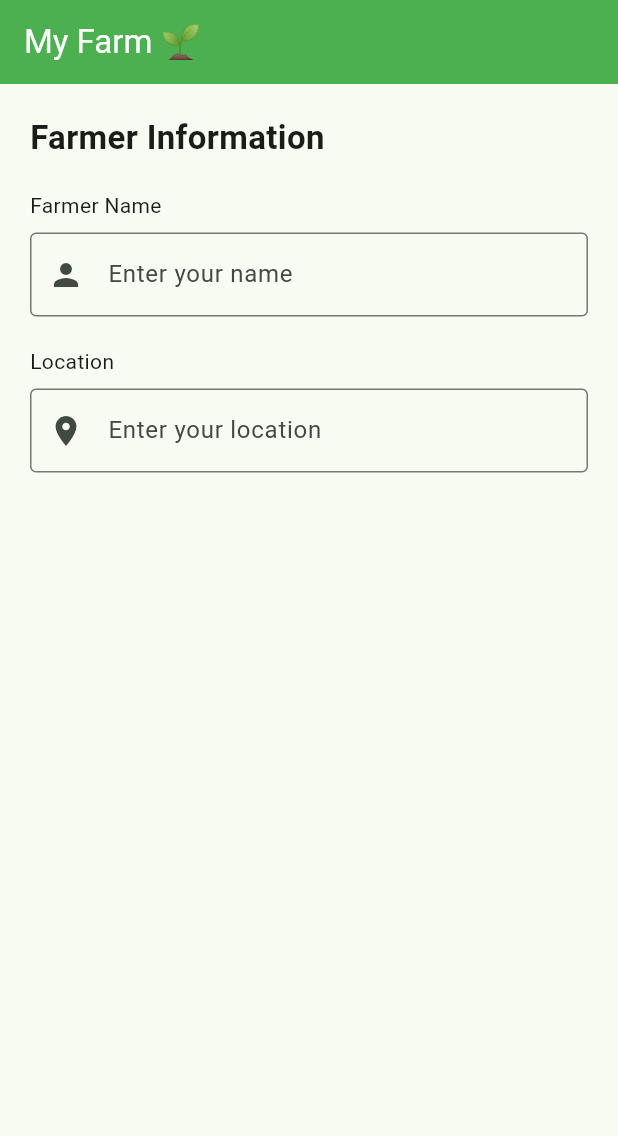
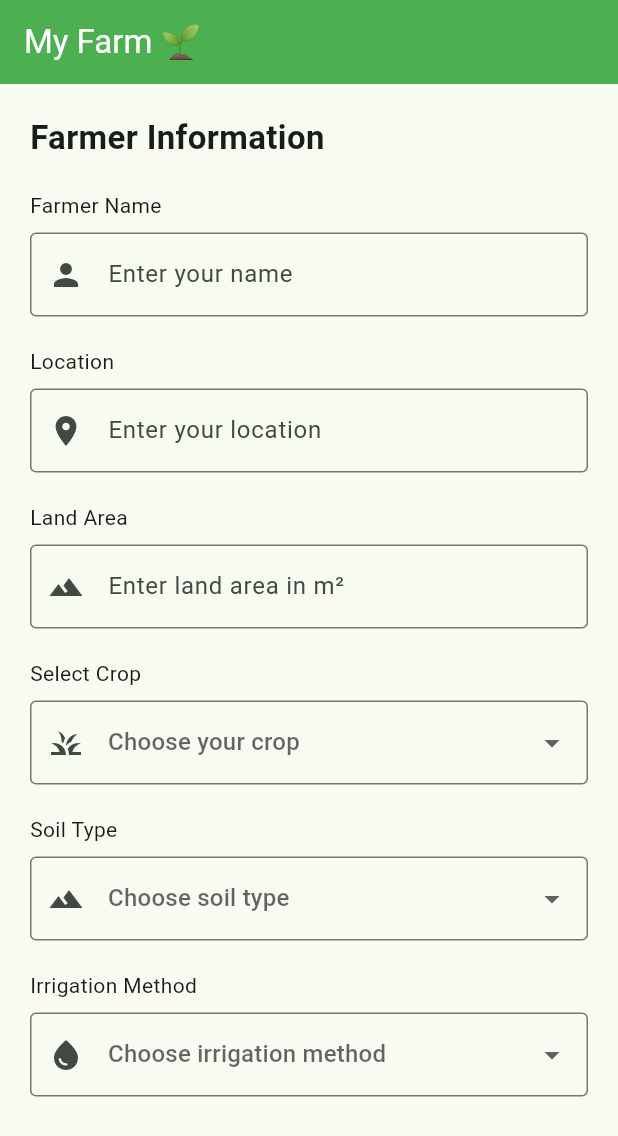
Before and after one commit to 52331045-lang/Zaree-Smart-Farming, a Flutter app: the screen it shows after launch, on a phone screen of 412 x 824 dp. Shown: the top 1136 px of the screen. Run offline on Flutter 3.47's test engine with Material 3 defaults, Android fonts, the phone set to English and light mode, and no system bars.

Commit message:
Add farmer information and farm selection fields

```diff
--- a/lib/screens/farm_page.dart
+++ b/lib/screens/farm_page.dart
@@ -8,15 +8,23 @@ class FarmPage extends StatefulWidget {
 }
 
 class _FarmPageState extends State<FarmPage> {
-  // Controllers
+  // Text Controllers
   final TextEditingController nameController = TextEditingController();
 
   final TextEditingController locationController = TextEditingController();
+
+  final TextEditingController areaController = TextEditingController();
+
+  // Selected Options
+  String? selectedCrop;
+  String? selectedSoil;
+  String? selectedIrrigation;
 
   @override
   void dispose() {
     nameController.dispose();
     locationController.dispose();
+    areaController.dispose();
     super.dispose();
   }
 
@@ -30,10 +38,11 @@ class _FarmPageState extends State<FarmPage> {
         foregroundColor: Colors.white,
       ),
 
-      // Page Body
+      // Body
       body: Padding(
         padding: const EdgeInsets.all(20),
 
+        child: SingleChildScrollView(
           child: Column(
             crossAxisAlignment: CrossAxisAlignment.start,
 
@@ -74,7 +83,119 @@ class _FarmPageState extends State<FarmPage> {
                   prefixIcon: Icon(Icons.location_on),
                 ),
               ),
+
+              const SizedBox(height: 20),
+
+              // Land Area
+              const Text('Land Area'),
+
+              const SizedBox(height: 8),
+
+              TextField(
+                controller: areaController,
+                keyboardType: TextInputType.number,
+                decoration: const InputDecoration(
+                  hintText: 'Enter land area in m²',
+                  border: OutlineInputBorder(),
+                  prefixIcon: Icon(Icons.landscape),
+                ),
+              ),
+
+              const SizedBox(height: 20),
+
+              // Crop Selection
+              const Text('Select Crop'),
+
+              const SizedBox(height: 8),
+
+              DropdownButtonFormField<String>(
+                value: selectedCrop,
+                decoration: const InputDecoration(
+                  border: OutlineInputBorder(),
+                  prefixIcon: Icon(Icons.grass),
+                ),
+                hint: const Text('Choose your crop'),
+
+                items:
+                    [
+                      'Tomato',
+                      'Potato',
+                      'Cucumber',
+                      'Lettuce',
+                      'Pepper',
+                      'Apple',
+                    ].map((crop) {
+                      return DropdownMenuItem<String>(
+                        value: crop,
+                        child: Text(crop),
+                      );
+                    }).toList(),
+
+                onChanged: (value) {
+                  setState(() {
+                    selectedCrop = value;
+                  });
+                },
+              ),
+
+              const SizedBox(height: 20),
+
+              // Soil Type
+              const Text('Soil Type'),
+
+              const SizedBox(height: 8),
+
+              DropdownButtonFormField<String>(
+                value: selectedSoil,
+                decoration: const InputDecoration(
+                  border: OutlineInputBorder(),
+                  prefixIcon: Icon(Icons.terrain),
+                ),
+                hint: const Text('Choose soil type'),
+
+                items: ['Sandy Soil', 'Clay Soil', 'Loamy Soil'].map((soil) {
+                  return DropdownMenuItem<String>(
+                    value: soil,
+                    child: Text(soil),
+                  );
+                }).toList(),
+
+                onChanged: (value) {
+                  setState(() {
+                    selectedSoil = value;
+                  });
+                },
+              ),
+              const SizedBox(height: 20),
+
+              // Irrigation Method
+              const Text('Irrigation Method'),
+
+              const SizedBox(height: 8),
+
+              DropdownButtonFormField<String>(
+                value: selectedIrrigation,
+                decoration: const InputDecoration(
+                  border: OutlineInputBorder(),
+                  prefixIcon: Icon(Icons.water_drop),
+                ),
+                hint: const Text('Choose irrigation method'),
+                items: ['Drip Irrigation', 'Sprinkler Irrigation'].map((
+                  method,
+                ) {
+                  return DropdownMenuItem<String>(
+                    value: method,
+                    child: Text(method),
+                  );
+                }).toList(),
+                onChanged: (value) {
+                  setState(() {
+                    selectedIrrigation = value;
+                  });
+                },
+              ),
             ],
+          ),
         ),
       ),
     );
```
Lines whose indentation alone changed are shown as unchanged.
